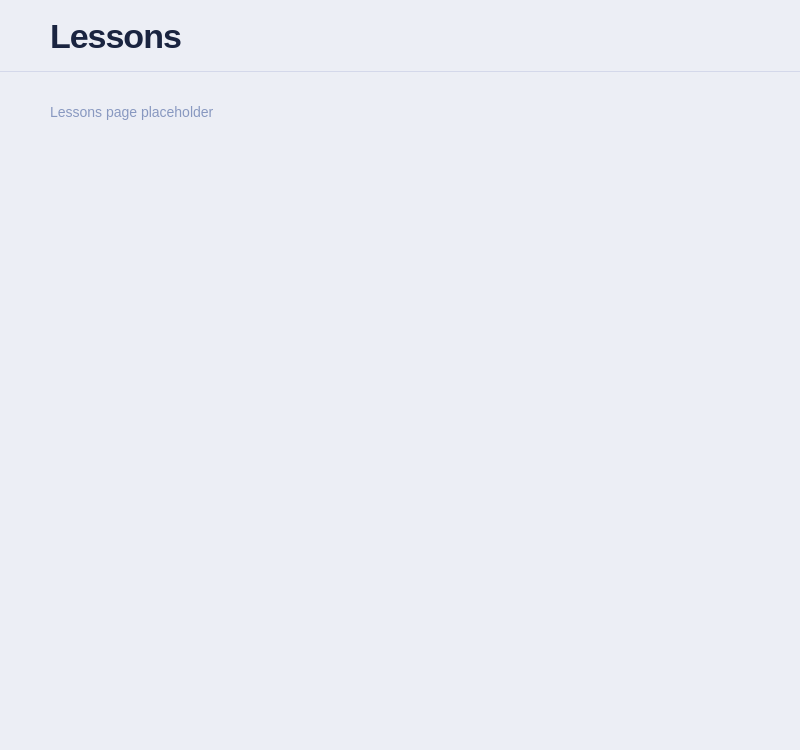
This is src/ui/lessons/lessons.ui in DIDimov24/Aethera as Qt 5 draws it before an edit. The edited form follows.
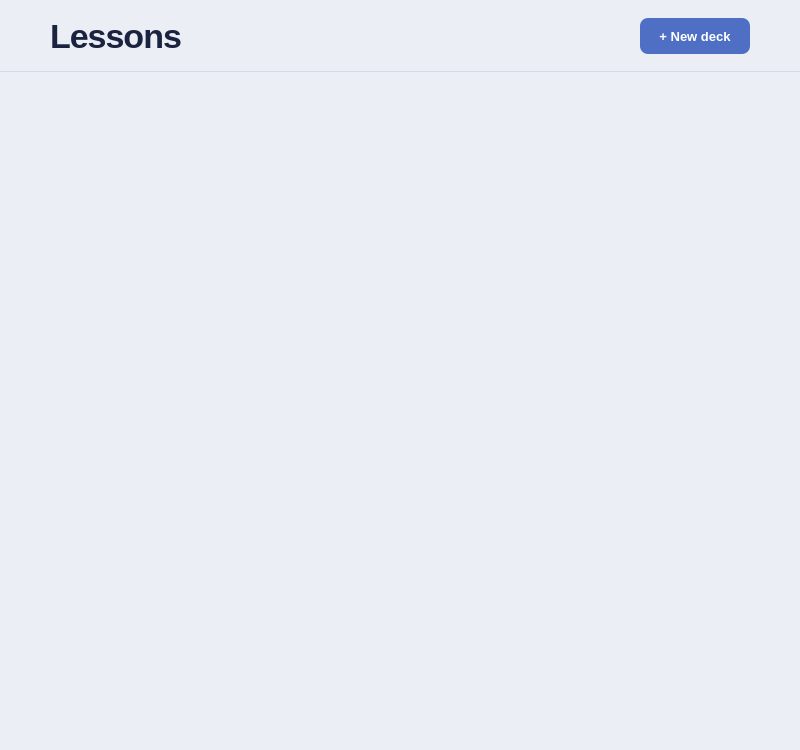
This is the edited form.

Commit message: Add lessons page UI, fix schedule subjects, close #27

What changed in the file:
```diff
--- a/src/ui/lessons/lessons.ui
+++ b/src/ui/lessons/lessons.ui
@@ -11,113 +11,64 @@
    </rect>
   </property>
   <property name="styleSheet">
-   <string notr="true">QWidget#Lessons { background-color: #eceef5; }
+   <string notr="true">
+QWidget#Lessons { background-color: #eceef5; }
 QWidget#lessonsHeader { background-color: #eceef5; border-bottom: 1px solid #d4d8ea; }
 QLabel#labelLessonsTitle { color: #1a2440; font-size: 34px; font-weight: 700; letter-spacing: -1px; }
-QLabel#labelLessonsPlaceholder { color: #8898c0; font-size: 14px; }</string>
+QPushButton#buttonNewDeck {
+    background-color: #4f6fc4; color: #ffffff; font-size: 13px; font-weight: 600;
+    border: none; border-radius: 8px; padding: 8px 18px;
+}
+QPushButton#buttonNewDeck:hover { background-color: #3a5aae; }
+QPushButton#buttonNewDeck:pressed { background-color: #2c4890; }
+QScrollArea { background-color: #eceef5; border: none; }
+QScrollBar:vertical { background: #eceef5; width: 8px; border-radius: 4px; }
+QScrollBar::handle:vertical { background: #c0c8e0; border-radius: 4px; min-height: 30px; }
+QScrollBar::add-line:vertical, QScrollBar::sub-line:vertical { height: 0; }
+QWidget#scrollContents { background-color: #eceef5; }
+   </string>
   </property>
-  <layout class="QVBoxLayout" name="verticalLayout">
-   <property name="spacing">
-    <number>0</number>
-   </property>
-   <property name="leftMargin">
-    <number>0</number>
-   </property>
-   <property name="topMargin">
-    <number>0</number>
-   </property>
-   <property name="rightMargin">
-    <number>0</number>
-   </property>
-   <property name="bottomMargin">
-    <number>0</number>
-   </property>
+  <layout class="QVBoxLayout" name="lessonsMainLayout">
+   <property name="spacing"><number>0</number></property>
+   <property name="leftMargin"><number>0</number></property>
+   <property name="topMargin"><number>0</number></property>
+   <property name="rightMargin"><number>0</number></property>
+   <property name="bottomMargin"><number>0</number></property>
    <item>
     <widget class="QWidget" name="lessonsHeader" native="true">
-     <property name="minimumSize">
-      <size>
-       <width>0</width>
-       <height>72</height>
-      </size>
-     </property>
-     <property name="maximumSize">
-      <size>
-       <width>16777215</width>
-       <height>72</height>
-      </size>
-     </property>
-     <layout class="QHBoxLayout" name="horizontalLayout">
-      <property name="leftMargin">
-       <number>50</number>
-      </property>
-      <property name="topMargin">
-       <number>0</number>
-      </property>
-      <property name="rightMargin">
-       <number>50</number>
-      </property>
-      <property name="bottomMargin">
-       <number>0</number>
-      </property>
+     <property name="minimumSize"><size><width>0</width><height>72</height></size></property>
+     <property name="maximumSize"><size><width>16777215</width><height>72</height></size></property>
+     <layout class="QHBoxLayout" name="lessonsHeaderLayout">
+      <property name="leftMargin"><number>50</number></property>
+      <property name="topMargin"><number>0</number></property>
+      <property name="rightMargin"><number>50</number></property>
+      <property name="bottomMargin"><number>0</number></property>
+      <item><widget class="QLabel" name="labelLessonsTitle"><property name="text"><string>Lessons</string></property></widget></item>
+      <item><spacer name="lessonsHeaderSpacer"><property name="orientation"><enum>Qt::Orientation::Horizontal</enum></property><property name="sizeHint" stdset="0"><size><width>40</width><height>20</height></size></property></spacer></item>
       <item>
-       <widget class="QLabel" name="labelLessonsTitle">
-        <property name="text">
-         <string>Lessons</string>
-        </property>
+       <widget class="QPushButton" name="buttonNewDeck">
+        <property name="minimumSize"><size><width>110</width><height>36</height></size></property>
+        <property name="maximumSize"><size><width>110</width><height>36</height></size></property>
+        <property name="text"><string>+ New deck</string></property>
        </widget>
       </item>
-      <item>
-       <spacer name="horizontalSpacer">
-        <property name="orientation">
-         <enum>Qt::Orientation::Horizontal</enum>
-        </property>
-        <property name="sizeHint" stdset="0">
-         <size>
-          <width>40</width>
-          <height>20</height>
-         </size>
-        </property>
-       </spacer>
-      </item>
      </layout>
     </widget>
    </item>
    <item>
-    <widget class="QWidget" name="lessonsBody" native="true">
-     <layout class="QVBoxLayout" name="verticalLayout_2">
-      <property name="leftMargin">
-       <number>50</number>
-      </property>
-      <property name="topMargin">
-       <number>32</number>
-      </property>
-      <property name="rightMargin">
-       <number>50</number>
-      </property>
-      <property name="bottomMargin">
-       <number>40</number>
-      </property>
-      <item>
-       <widget class="QLabel" name="labelLessonsPlaceholder">
-        <property name="text">
-         <string>Lessons page placeholder</string>
-        </property>
-       </widget>
-      </item>
-      <item>
-       <spacer name="verticalSpacer">
-        <property name="orientation">
-         <enum>Qt::Orientation::Vertical</enum>
-        </property>
-        <property name="sizeHint" stdset="0">
-         <size>
-          <width>20</width>
-          <height>40</height>
-         </size>
-        </property>
-       </spacer>
-      </item>
-     </layout>
+    <widget class="QScrollArea" name="scrollAreaLessons">
+     <property name="widgetResizable"><bool>true</bool></property>
+     <property name="frameShape"><enum>QFrame::Shape::NoFrame</enum></property>
+     <widget class="QWidget" name="scrollContents">
+      <property name="geometry"><rect><x>0</x><y>0</y><width>800</width><height>600</height></rect></property>
+      <layout class="QVBoxLayout" name="layoutDecksContent">
+       <property name="spacing"><number>10</number></property>
+       <property name="leftMargin"><number>50</number></property>
+       <property name="topMargin"><number>20</number></property>
+       <property name="rightMargin"><number>50</number></property>
+       <property name="bottomMargin"><number>30</number></property>
+      </layout>
+     </widget>
     </widget>
    </item>
   </layout>
```
Left out of the diff: 11 changed lines with no effect on the pictures. The commit also changes 3 other files.
